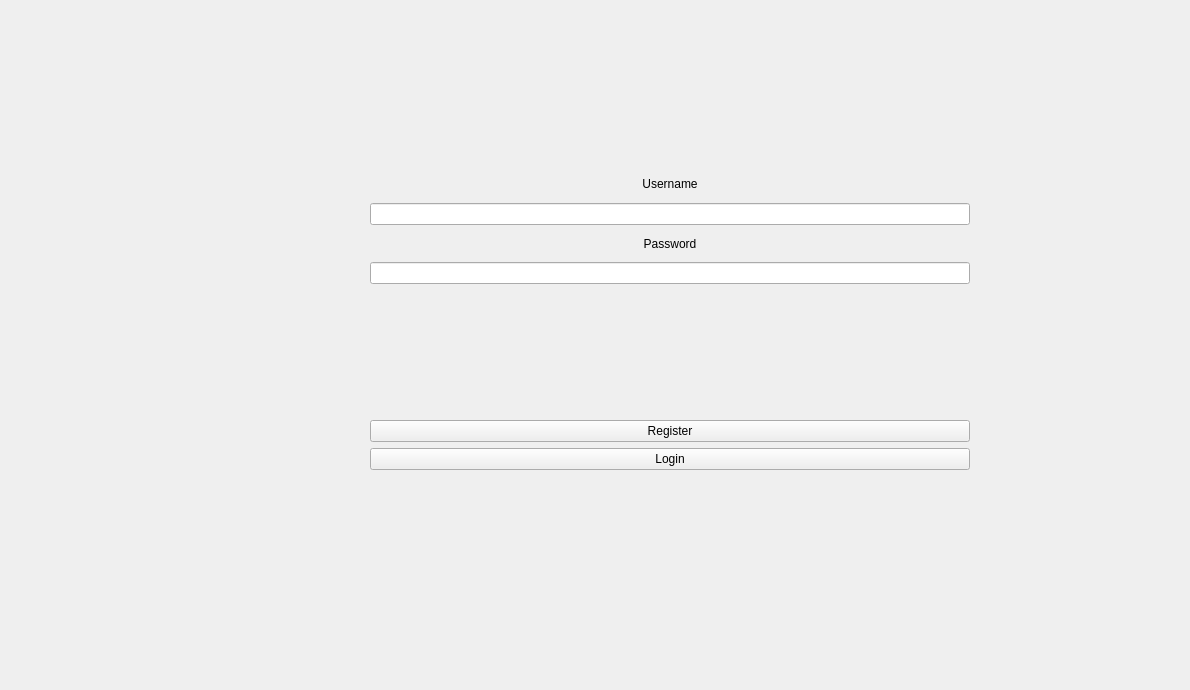
EchipaSMC/Biblioteca, file Biblioteca/UserApp/Login.ui: the form before one commit.
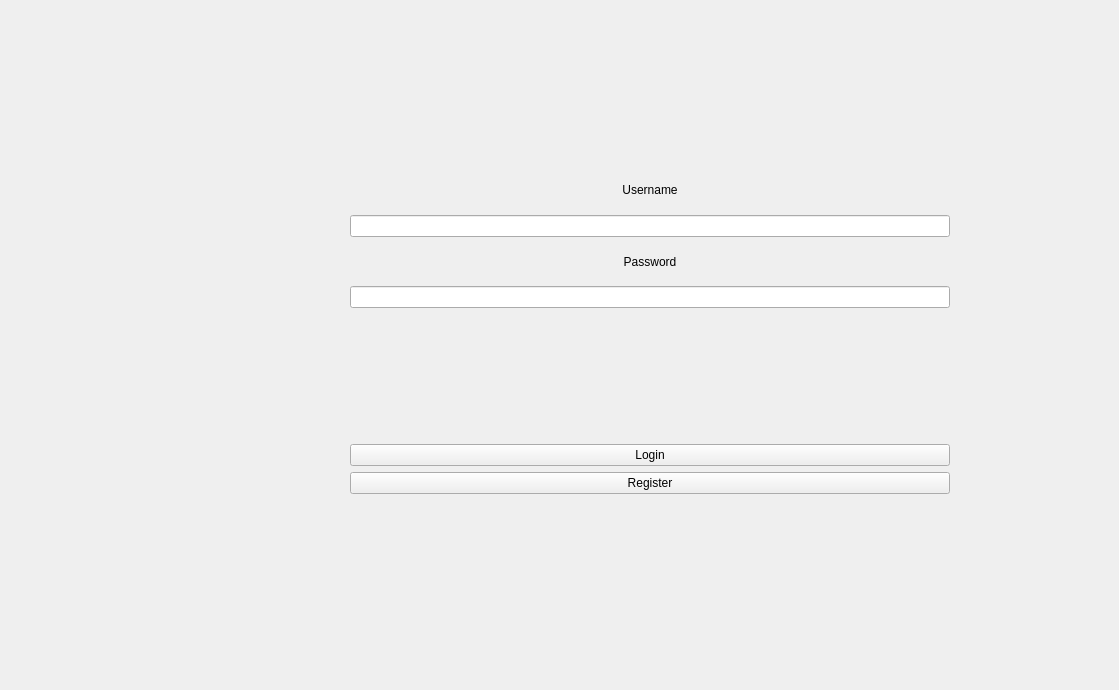
The form after the commit.

```diff
--- a/Biblioteca/UserApp/Login.ui
+++ b/Biblioteca/UserApp/Login.ui
@@ -6,7 +6,7 @@
    <rect>
     <x>0</x>
     <y>0</y>
-    <width>1190</width>
+    <width>1119</width>
     <height>690</height>
    </rect>
   </property>
@@ -16,10 +16,10 @@
   <widget class="QWidget" name="layoutWidget">
    <property name="geometry">
     <rect>
-     <x>20</x>
+     <x>0</x>
      <y>160</y>
      <width>1300</width>
-     <height>351</height>
+     <height>375</height>
     </rect>
    </property>
    <layout class="QVBoxLayout" name="verticalLayout">
@@ -75,13 +75,6 @@
       </property>
      </layout>
     </item>
-    <item>
-     <widget class="QPushButton" name="registerBtn">
-      <property name="text">
-       <string>Register</string>
-      </property>
-     </widget>
-    </item>
     <item>
      <widget class="QPushButton" name="loginBtn">
       <property name="text">
@@ -89,6 +82,13 @@
       </property>
      </widget>
     </item>
+    <item>
+     <widget class="QPushButton" name="registerBtn">
+      <property name="text">
+       <string>Register</string>
+      </property>
+     </widget>
+    </item>
     <item>
      <layout class="QVBoxLayout" name="verticalLayout_4">
       <property name="leftMargin">
```
